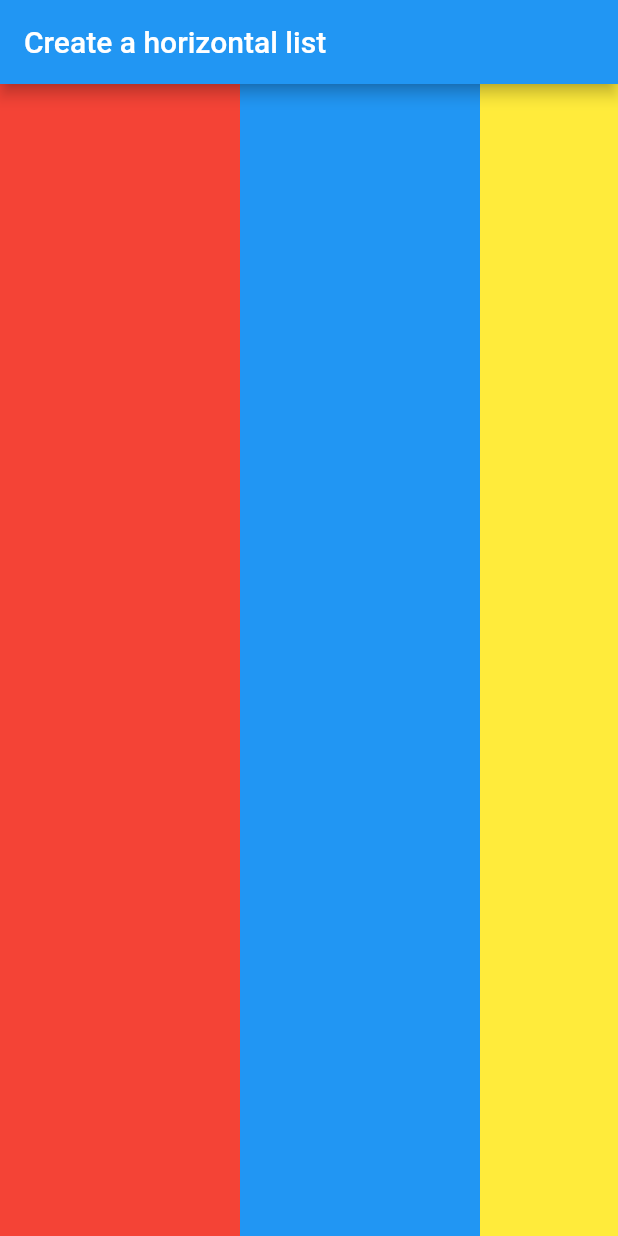
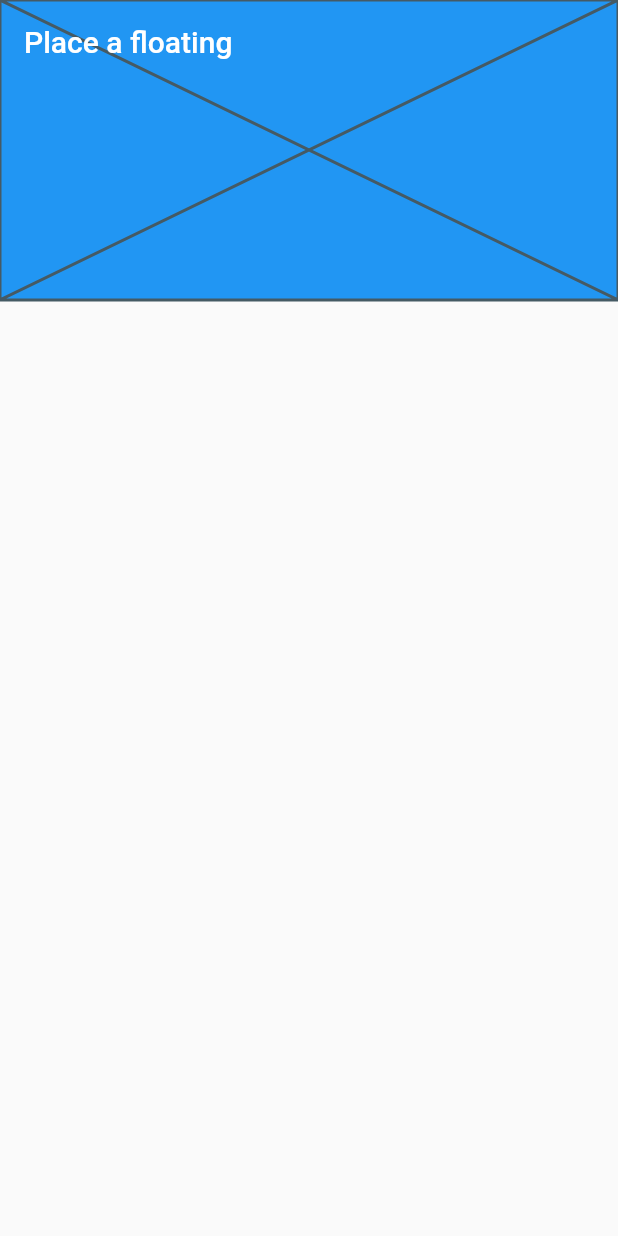
Before and after one commit to Khammunh/fast, a Flutter app: the screen it shows after launch, on a phone screen of 412 x 824 dp. Run offline on Flutter 3.47's test engine with Material 2 defaults, Android fonts, the light colour scheme and no system bars.

Commit message:
Place step 2

```diff
--- a/lib/main.dart
+++ b/lib/main.dart
@@ -1,5 +1,4 @@
 import 'package:flutter/material.dart';
-import 'package:flutter/rendering.dart';
 
 void main() {
   runApp(
@@ -12,32 +11,17 @@ class MyApp extends StatelessWidget {
 
   @override
   Widget build(BuildContext context) {
-    return MaterialApp(
-      debugShowCheckedModeBanner: false,
-      title: 'Create a horizontal list',
+    const title = 'Place a floating';
+    return const MaterialApp(
       home: Scaffold(
-        appBar: AppBar(
-          title: const Text('Create a horizontal list'),
-        ),
-        body: ListView(
-          scrollDirection: Axis.horizontal,
-          children: [
-            Container(
-              width: 160,
-              color: Colors.red,
-            ),
-            Container(
-              width: 160,
-              color: Colors.blue,
-            ),
-            Container(
-              width: 160,
-              color: Colors.yellow,
-            ),
-            Container(
-              width: 160,
-              color: Colors.orange,
-            ),
+        body: CustomScrollView(
+          slivers: [
+            SliverAppBar(
+              title: Text(title),
+              floating: true,
+              flexibleSpace: Placeholder(),
+              expandedHeight: 200,
+            )
           ],
         ),
       ),
--- a/pubspec.yaml
+++ b/pubspec.yaml
@@ -35,6 +35,7 @@ dependencies:
   # The following adds the Cupertino Icons font to your application.
   # Use with the CupertinoIcons class for iOS style icons.
   cupertino_icons: ^1.0.2
+  device_preview: ^1.1.0
 
 dev_dependencies:
   flutter_test:
```
Also changed, not shown: pubspec.lock, 1 other file.
